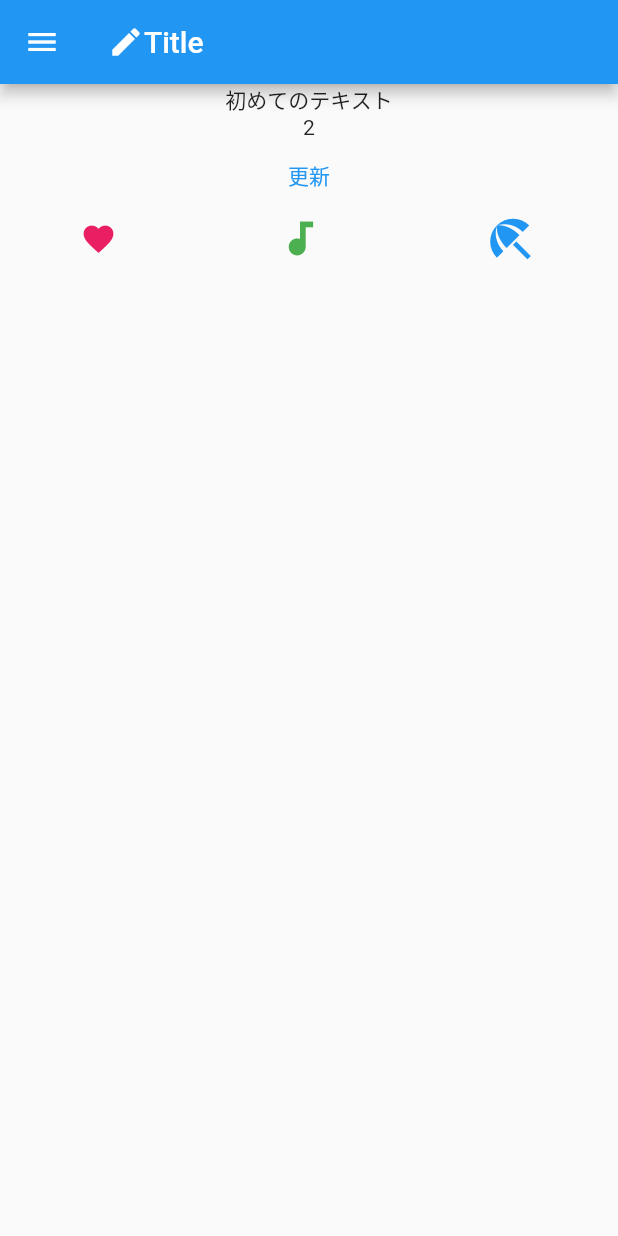
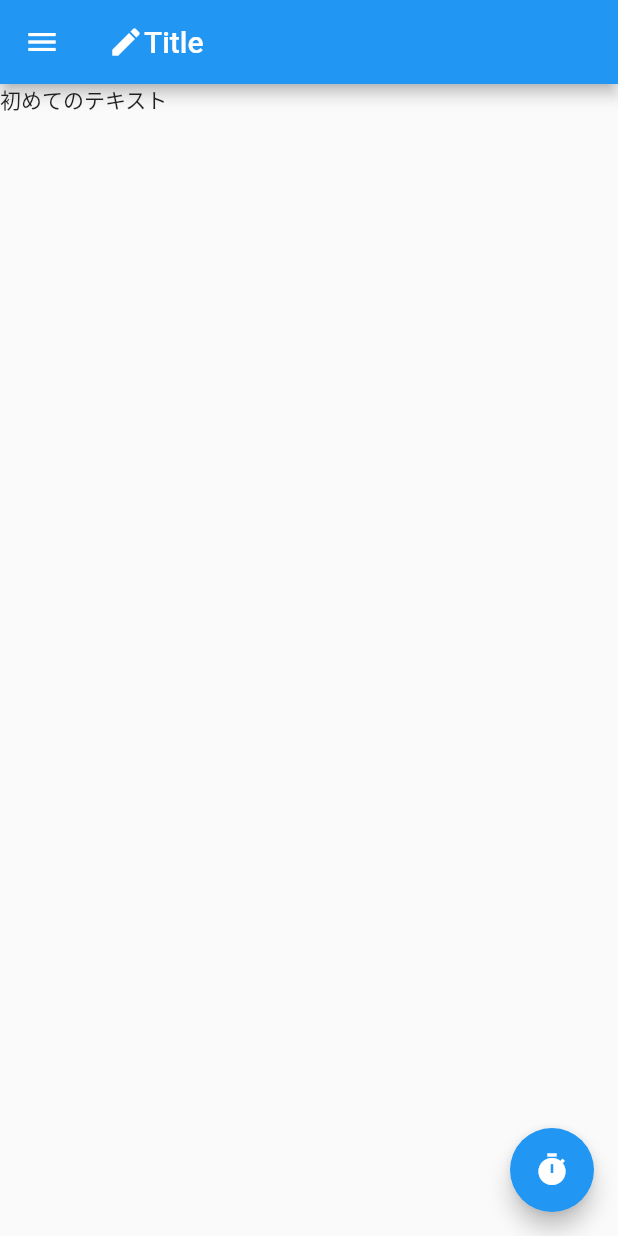
Before and after one commit to webzawa/flutter_practice, a Flutter app: the screen it shows after launch, on a phone screen of 412 x 824 dp. Run offline on Flutter 3.47's test engine with Material 2 defaults, Android fonts, the phone set to English and light mode, and no system bars.

Commit message:
widget practice

```diff
--- a/lib/main.dart
+++ b/lib/main.dart
@@ -80,21 +80,11 @@ class _MyHomePageState extends State<MyHomePage> {
         ],
       )),
       drawer: Drawer(child: Center(child: Text("Drawer"))),
-        body: Column(
-          children: [
-            Text("初めてのテキスト"),
-            Text("2"),
-            TextButton(
-                onPressed: () => {print("button pushed")}, child: Text("更新")),
-            Row(
-              mainAxisAlignment: MainAxisAlignment.spaceAround,
-              children: [
-                Icon(Icons.favorite, color: Colors.pink, size: 24.0),
-                Icon(Icons.audiotrack, color: Colors.green, size: 30.0),
-                Icon(Icons.beach_access, color: Colors.blue, size: 36.0),
-              ],
-            )
-          ],
-        ));
+      body: Text("初めてのテキスト"),
+      floatingActionButton: FloatingActionButton(
+        onPressed: () => {print("you pushed?")},
+        child: Icon(Icons.timer),
+      ),
+    );
   }
 }
```
Lines whose indentation alone changed are shown as unchanged.
